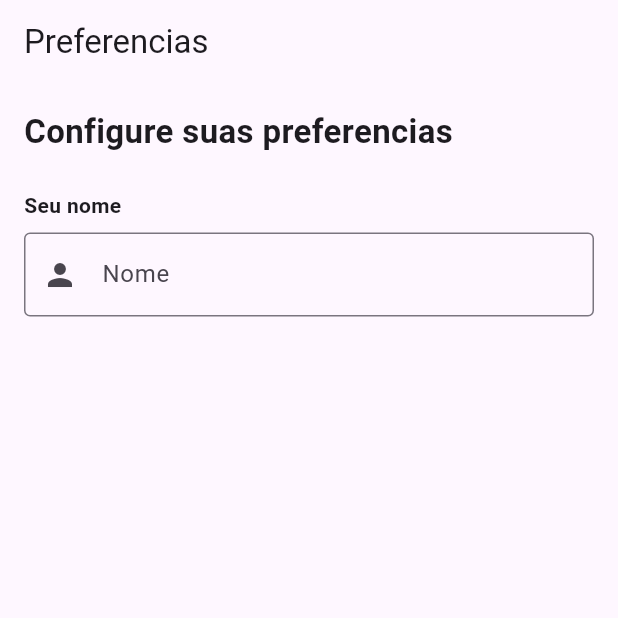
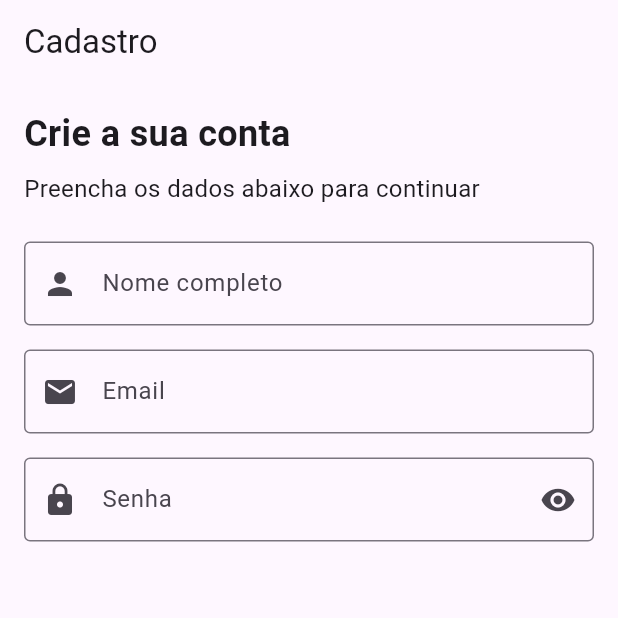
Before and after one commit to Moisasb/meu_app, a Flutter app: the screen it shows after launch, on a phone screen of 412 x 824 dp, the top half of it. Run offline on Flutter 3.47's test engine with Material 3 defaults, Android fonts, the phone set to English and light mode, and no system bars.

Commit message:
Adicionada  tela de cadastro

```diff
--- a/lib/main.dart
+++ b/lib/main.dart
@@ -1,10 +1,12 @@
 import 'package:flutter/material.dart';
-import 'package:meu_perfil/screens/Preferences_screen.dart';
 import 'package:meu_perfil/screens/catalog_screen.dart';
-import 'package:meu_perfil/screens/perfil_screen.dart';
+import 'package:meu_perfil/screens/preferences_screen.dart';
+import 'package:meu_perfil/screens/register_screen.dart';
+
+// import 'package:meu_perfil/screens/perfil_screen.dart';
 
 //FUNÇÃO MAIN
-// Nossa Função de entrada da aplicação
+//Nossa Função de entrada da aplicação
 void main() {
   //Onde inicia aplicação flutter
   //Neste projeto, o primeiro widget será o MyApp.
@@ -41,10 +43,13 @@ class MyApp extends StatelessWidget {
       // home: const PerfilScreen(),
 
       // Nova tela de catalogo
-      //home: const CatalogScreen(),
+      // home: const CatalogScreen(),
 
-      //Nova tela de preferencioas
-      home: const PreferencesScreen(),
+      //Nova tela de prefrencias
+      //home: const PreferencesScreen(),
+
+      //Nova tela de cadastro
+      home: const RegisterScreen(),
     );
   }
 }
--- /dev/null
+++ b/lib/screens/register_screen.dart
@@ -0,0 +1,160 @@
+// TELA DE CADASTRO
+
+import 'package:flutter/material.dart';
+
+class RegisterScreen extends StatefulWidget {
+  const RegisterScreen({super.key});
+
+  @override
+  State<RegisterScreen> createState() => _RegisterScreenState();
+}
+
+class _RegisterScreenState extends State<RegisterScreen> {
+  // Chave de formulário para validar os campos
+
+  // GlobalKey é uma chave que permite acessar o estado de um widget em qualquer lugar do código, mesmo fora da árvore de widgets. Ela é útil para validar formulários, controlar animações e gerenciar estados complexos.
+
+  // FormState é uma classe que representa o estado de um formulário. Ela fornece métodos para validar, salvar e resetar os campos do formulário. Através do FormState, podemos acessar os valores dos campos e verificar se eles são válidos.
+
+  // O underline (_) antes do nome da variável indica que ela é privada, ou seja, só pode ser acessada dentro da classe onde foi declarada.
+
+  // final indica que a variável não poderá receber outro valor depois de inicializada.
+  final _formKey = GlobalKey<FormState>();
+
+  // Guarda temporariamente a senha digitada
+  String senha = '';
+
+  bool _ocultarSenha = true;
+
+  bool _ocultarConfirmacao = true;
+
+  @override
+  Widget build(BuildContext context) {
+    return Scaffold(
+      appBar: AppBar(title: const Text('Cadastro')),
+      body: SingleChildScrollView(
+        // Permite rolar o conteúdo da tela quando o teclado é exibido,
+        // evitando que os campos fiquem escondidos.
+        child: Padding(
+          padding: const EdgeInsets.all(16),
+
+          // Adiciona um espaçamento interno de 16 pixels em todos
+          // os lados do conteúdo da tela.
+          child: Form(
+            // Key conectada ao formulário para validar os campos.
+            key: _formKey,
+
+            child: Column(
+              crossAxisAlignment: CrossAxisAlignment.start,
+              children: [
+                const Text(
+                  'Crie a sua conta',
+                  style: TextStyle(fontSize: 24, fontWeight: FontWeight.bold),
+                ),
+
+                const SizedBox(height: 8),
+
+                const Text(
+                  'Preencha os dados abaixo para continuar',
+                  style: TextStyle(fontSize: 16),
+                ),
+
+                const SizedBox(height: 24),
+
+                // CAMPO DE NOME
+                TextFormField(
+                  decoration: InputDecoration(
+                    labelText: 'Nome completo',
+                    // É parecido com placeholder.
+                    hintText: 'Digite seu nome',
+                    prefixIcon: Icon(Icons.person),
+                    border: OutlineInputBorder(),
+                  ),
+
+                  // Validação do campo de nome
+                  validator: (value) {
+                    if (value == null || value.trim().isEmpty) {
+                      return 'Informe seu nome';
+                    }
+
+                    // O método trim() remove espaços em branco
+                    // no início e no final da string.
+                    if (value.trim().length < 3) {
+                      return 'Nome deve ter no mínimo 3 caracteres';
+                    }
+
+                    return null;
+                  },
+                ),
+
+                const SizedBox(height: 16),
+
+                // CAMPO DE EMAIL
+                TextFormField(
+                  decoration: InputDecoration(
+                    labelText: 'Email',
+                    hintText: 'Digite seu email',
+                    prefixIcon: Icon(Icons.email),
+                    border: OutlineInputBorder(),
+                  ),
+                  keyboardType: TextInputType.emailAddress,
+
+                  validator: (value) {
+                    if (value == null || value.trim().isEmpty) {
+                      return 'Informe seu email';
+                    }
+
+                    // Validação simples de email
+                    if (!value.contains('@')) {
+                      return 'Informe um email válido';
+                    }
+
+                    return null;
+                  },
+                ),
+
+                const SizedBox(height: 16),
+
+                // CAMPO DE SENHA
+                TextFormField(
+                  // obscureText: true, // Oculta o texto digitado
+                  decoration: InputDecoration(
+                    labelText: 'Senha',
+                    // é parecido com placeholder.
+                    hintText: 'Digite sua senha',
+                    prefixIcon: Icon(Icons.lock),
+                    border: OutlineInputBorder(),
+
+                    // recebe um widget que será exibido no final do campo de texto, dentro da borda.
+                    suffixIcon: IconButton(
+                      icon: Icon(
+                        _ocultarSenha ? Icons.visibility : Icons.visibility_off,
+                      ),
+                    // O onPressed é um callback que será chamado quando o botão for pressionado.
+                      onPressed: () {
+                        setState(() {
+                          _ocultarSenha = !_ocultarSenha;
+                        });
+                      },
+                    ),
+                  ),
+                    // recebe um bool
+                    // true -> Oculta o texto digitado
+                    // false -> Exibe o texto digitado
+                  obscureText: _ocultarSenha,
+                    // Como usamos a variavel _ocultarSenha para controlar a visibilidade da senha, precisamos atualizar o estado do widget quando o botão de visibilidade for pressionado. Para isso, usamos o setState(), que notifica o Flutter que o estado do widget mudou e que ele precisa ser reconstruído.
+
+                    // O onChanged é um callback que será chamado sempre que o valor do campo mudar. Ele recebe o novo valor como parâmetro.
+                  onChanged: (value) {
+                    // Atualiza a variável senha com o valor digitado
+                    senha = value;
+                  },
+                ),
+              ],
+            ),
+          ),
+        ),
+      ),
+    );
+  }
+}
```
Also changed, not shown: lib/screens/preferences_screen.dart (+170 -16 lines).
